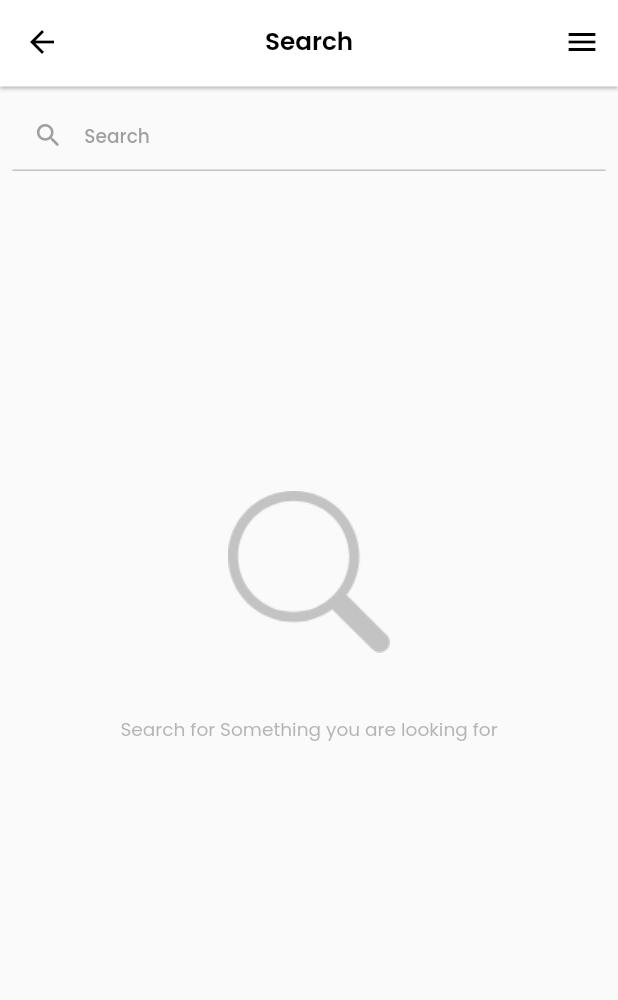
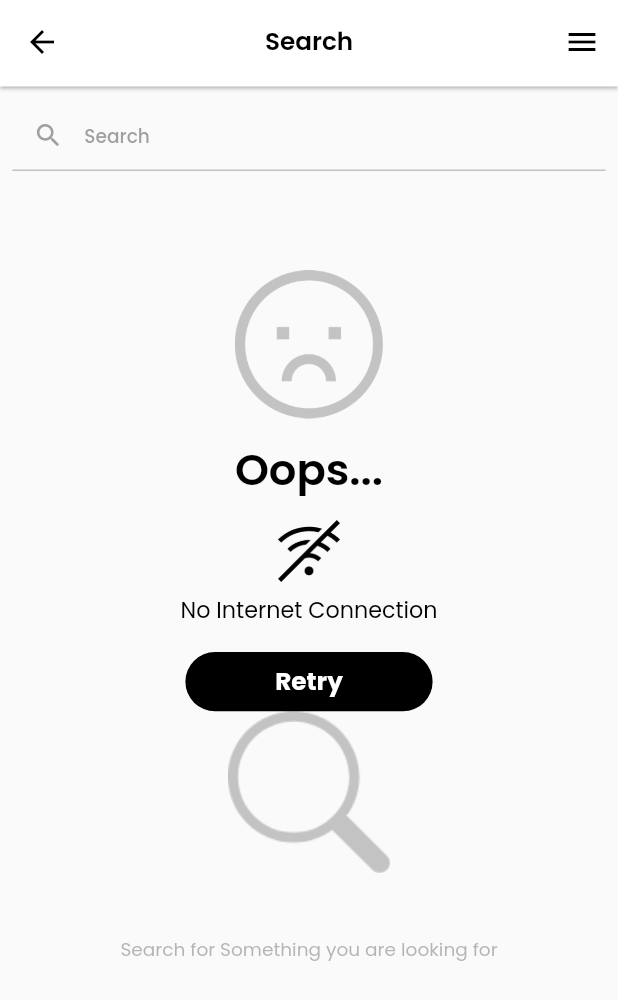
Before and after one commit to naqeeb9a/Mik-n-min, a Flutter app: the Search screen opened directly, on a phone screen of 412 x 824 dp. Shown: the top 1000 px of the screen. Run offline on Flutter 3.47's test engine with Material 2 defaults, Android fonts, the phone set to English and light mode, and no system bars; our stand-ins replace card_swiper, carousel_slider, email_validator, google_fonts, graphql, line_icons.

Commit message:
Hassan ~ whole project setup

```diff
--- a/lib/app screens/bottom nav screens/search.dart
+++ b/lib/app screens/bottom nav screens/search.dart
@@ -2,6 +2,7 @@ import 'package:flutter/material.dart';
 import 'package:mik_and_min/utils/config.dart';
 import 'package:mik_and_min/utils/dynamic_sizes.dart';
 import 'package:mik_and_min/widgets/app_bar.dart';
+import 'package:mik_and_min/widgets/basic_widgets.dart';
 import 'package:mik_and_min/widgets/drawer/drawer.dart';
 import 'package:mik_and_min/widgets/text_widget.dart';
 
@@ -28,6 +29,7 @@ class _SearchState extends State<Search> {
               child: Column(
                 mainAxisAlignment: MainAxisAlignment.center,
                 children: [
+                  retry(context),
                   Image.asset(
                     "assets/search.png",
                     color: CustomColors.customGrey.withOpacity(0.4),
--- a/lib/widgets/basic_widgets.dart
+++ b/lib/widgets/basic_widgets.dart
@@ -1,6 +1,7 @@
 import 'package:flutter/material.dart';
 import 'package:mik_and_min/app%20screens/khubaib/view_page.dart';
 import 'package:mik_and_min/utils/app_routes.dart';
+import 'package:mik_and_min/widgets/buttons.dart';
 import 'package:mik_and_min/widgets/text_widget.dart';
 
 import '../utils/config.dart';
@@ -38,7 +39,8 @@ Widget customGridCards(context, productData) {
       context,
       ViewPage(
         productData: productData,
-        )),
+      ),
+    ),
     child: Column(
       children: [
         Container(
@@ -48,8 +50,11 @@ Widget customGridCards(context, productData) {
             color: CustomColors.customWhite,
             image: DecorationImage(
               image: NetworkImage(
-                      productData["images"]["edges"][0]["node"]["src"]),
-                  fit: BoxFit.cover)),
+                productData["images"]["edges"][0]["node"]["src"],
+              ),
+              fit: BoxFit.cover,
+            ),
+          ),
         ),
         Container(
           width: CustomSizes().dynamicWidth(context, 0.42),
@@ -58,11 +63,19 @@ Widget customGridCards(context, productData) {
           child: Column(
             mainAxisAlignment: MainAxisAlignment.spaceEvenly,
             children: [
-              text(context, productData["vendor"], 0.025,
-                  CustomColors.customBlack),
-              text(context, productData["title"], 0.025,
+              text(
+                context,
+                productData["vendor"],
+                0.025,
                 CustomColors.customBlack,
-                  bold: true),
+              ),
+              text(
+                context,
+                productData["title"],
+                0.025,
+                CustomColors.customBlack,
+                bold: true,
+              ),
               Padding(
                 padding: EdgeInsets.symmetric(
                     horizontal: CustomSizes().dynamicWidth(context, 0.02)),
@@ -75,13 +88,15 @@ Widget customGridCards(context, productData) {
                       style: TextStyle(
                         color: CustomColors.customGrey,
                         fontSize: CustomSizes().dynamicHeight(context, 0.012),
-                          decoration: TextDecoration.lineThrough),
+                        decoration: TextDecoration.lineThrough,
+                      ),
                     ),
                     text(
                       context,
                       productData["variants"]["edges"][0]["node"]["price"],
                       0.025,
-                        CustomColors.customPink),
+                      CustomColors.customPink,
+                    ),
                     Icon(
                       Icons.star_border_outlined,
                       size: CustomSizes().dynamicHeight(context, 0.025),
@@ -99,3 +114,49 @@ Widget customGridCards(context, productData) {
     ),
   );
 }
+
+Widget retry(context, {retryFunc = ""}) {
+  return Column(
+    mainAxisAlignment: MainAxisAlignment.center,
+    children: [
+      Image.asset(
+        "assets/oops.png",
+        color: CustomColors.customGrey.withOpacity(0.4),
+        width: CustomSizes().dynamicWidth(context, .24),
+      ),
+      CustomSizes().heightBox(context, .03),
+      text(
+        context,
+        "Oops...",
+        0.07,
+        CustomColors.customBlack,
+        alignText: TextAlign.center,
+        bold: true,
+      ),
+      CustomSizes().heightBox(context, .03),
+      Image.asset(
+        "assets/no_net.png",
+        color: CustomColors.customBlack,
+        width: CustomSizes().dynamicWidth(context, .1),
+      ),
+      CustomSizes().heightBox(context, .02),
+      text(
+        context,
+        "No Internet Connection",
+        0.036,
+        CustomColors.customBlack,
+        alignText: TextAlign.center,
+      ),
+      retryFunc == "" ? CustomSizes().heightBox(context, .04) : 0.0,
+      retryFunc == ""
+          ? coloredButton(
+              context,
+              "Retry",
+              CustomColors.customBlack,
+              width: CustomSizes().dynamicWidth(context, .4),
+              function: retryFunc == "" ? () {} : retryFunc,
+            )
+          : Container(),
+    ],
+  );
+}
```
Also changed, not shown: assets/no_net.png (added), assets/oops.png (added). Lines whose indentation alone changed are shown as unchanged.
